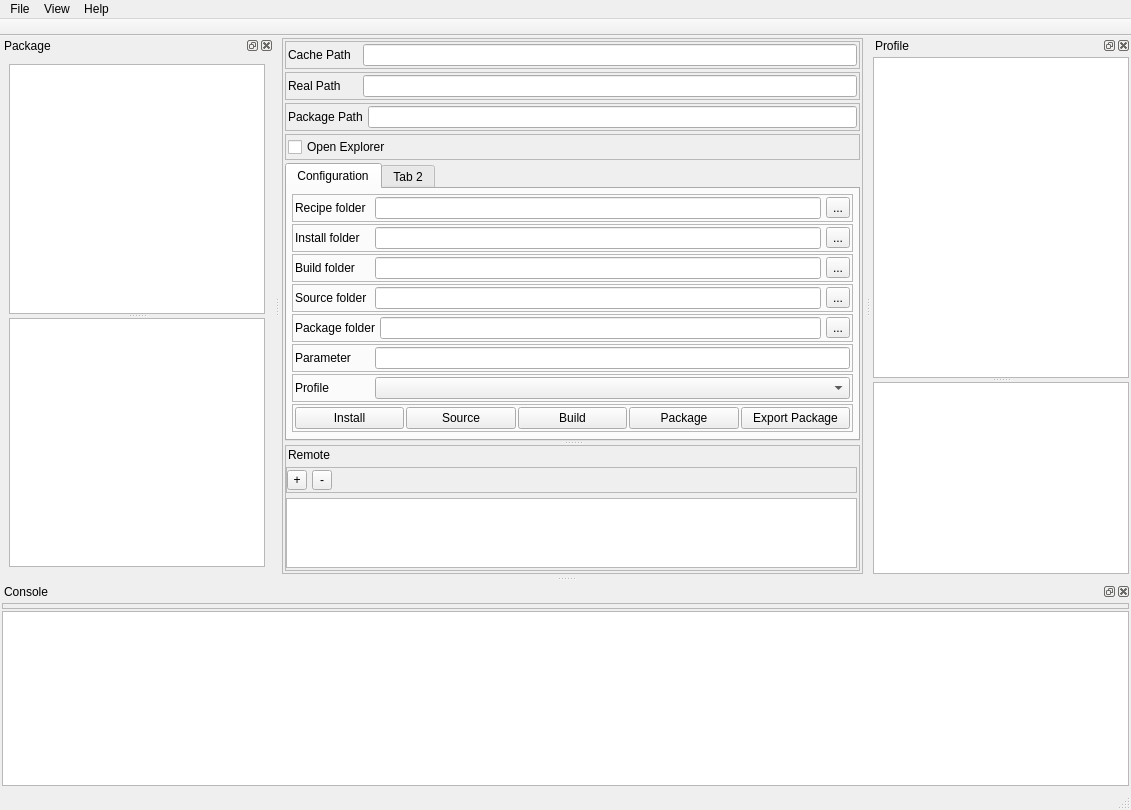
This is assets/ui/main_window.ui in afri-bit/conan-guide as Qt 5 draws it before an edit. The edited form follows.
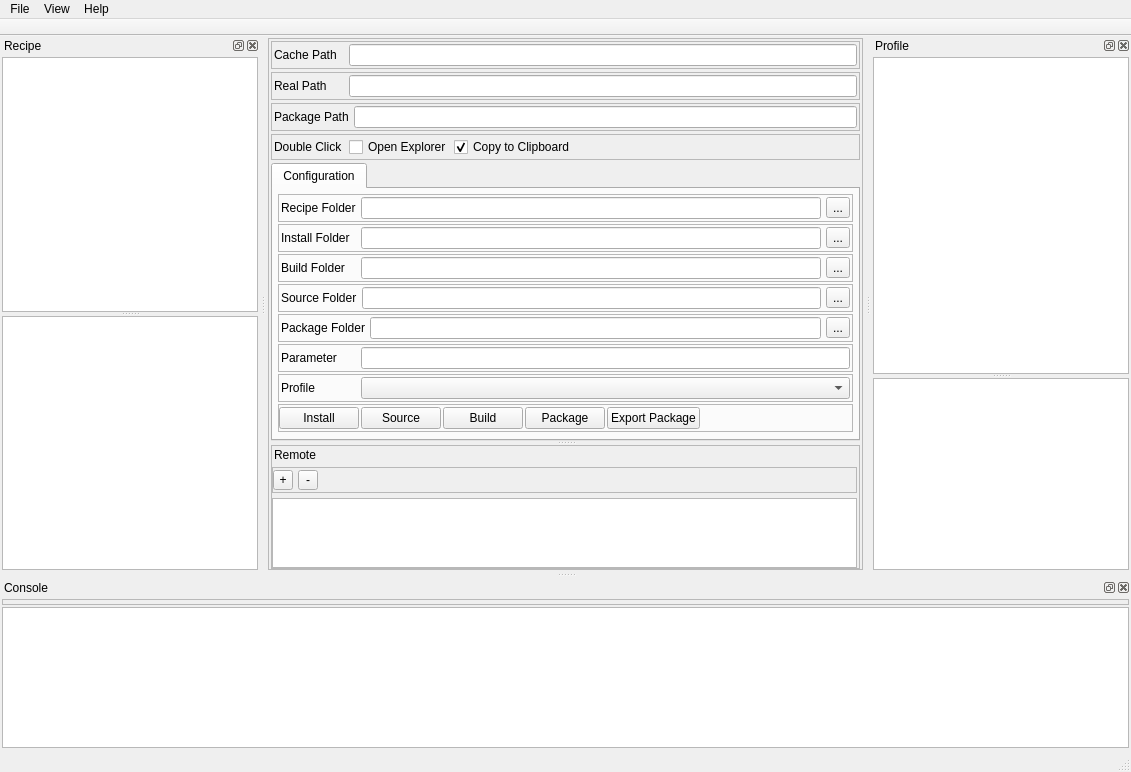
This is the edited form. The open tabs and pages were chosen to show the change.

Commit message:
Finished up the first draft of GUI functionalities
- Added conan recipe inspect information
- Added signal slot for dock widget for show/hidden widget in combination with action button
- Added progress bar in the status bar

The edit to the form file:
```diff
--- a/assets/ui/main_window.ui
+++ b/assets/ui/main_window.ui
@@ -10,7 +10,7 @@
     <x>0</x>
     <y>0</y>
     <width>1131</width>
-    <height>810</height>
+    <height>772</height>
    </rect>
   </property>
   <property name="minimumSize">
@@ -64,7 +64,7 @@
         <number>2</number>
        </property>
        <property name="bottomMargin">
-        <number>2</number>
+        <number>0</number>
        </property>
        <item>
         <widget class="QFrame" name="frame">
@@ -249,8 +249,27 @@
           <property name="bottomMargin">
            <number>2</number>
           </property>
+          <item>
+           <widget class="QLabel" name="label_10">
+            <property name="maximumSize">
+             <size>
+              <width>70</width>
+              <height>16777215</height>
+             </size>
+            </property>
+            <property name="text">
+             <string>Double Click</string>
+            </property>
+           </widget>
+          </item>
           <item>
            <widget class="QCheckBox" name="checkBoxOpenExplorer">
+            <property name="maximumSize">
+             <size>
+              <width>100</width>
+              <height>16777215</height>
+             </size>
+            </property>
             <property name="text">
              <string>Open Explorer</string>
             </property>
@@ -259,6 +278,16 @@
             </property>
            </widget>
           </item>
+          <item>
+           <widget class="QCheckBox" name="checkBoxCopyClipboard">
+            <property name="text">
+             <string>Copy to Clipboard</string>
+            </property>
+            <property name="checked">
+             <bool>true</bool>
+            </property>
+           </widget>
+          </item>
          </layout>
         </widget>
        </item>
@@ -268,6 +297,9 @@
           <enum>Qt::Vertical</enum>
          </property>
          <widget class="QTabWidget" name="tabWidget">
+          <property name="enabled">
+           <bool>true</bool>
+          </property>
           <property name="sizePolicy">
            <sizepolicy hsizetype="Expanding" vsizetype="Expanding">
             <horstretch>0</horstretch>
@@ -281,7 +313,10 @@
            </size>
           </property>
           <property name="currentIndex">
-           <number>1</number>
+           <number>0</number>
+          </property>
+          <property name="movable">
+           <bool>true</bool>
           </property>
           <widget class="QWidget" name="tab">
            <attribute name="title">
@@ -336,7 +371,7 @@
                   </size>
                  </property>
                  <property name="text">
-                  <string>Recipe folder</string>
+                  <string>Recipe Folder</string>
                  </property>
                 </widget>
                </item>
@@ -390,7 +425,7 @@
                   </size>
                  </property>
                  <property name="text">
-                  <string>Install folder</string>
+                  <string>Install Folder</string>
                  </property>
                 </widget>
                </item>
@@ -440,7 +475,7 @@
                   </size>
                  </property>
                  <property name="text">
-                  <string>Build folder</string>
+                  <string>Build Folder</string>
                  </property>
                 </widget>
                </item>
@@ -490,7 +525,7 @@
                   </size>
                  </property>
                  <property name="text">
-                  <string>Source folder</string>
+                  <string>Source Folder</string>
                  </property>
                 </widget>
                </item>
@@ -540,7 +575,7 @@
                   </size>
                  </property>
                  <property name="text">
-                  <string>Package folder</string>
+                  <string>Package Folder</string>
                  </property>
                 </widget>
                </item>
@@ -662,7 +697,7 @@
                 <number>2</number>
                </property>
                <property name="leftMargin">
-                <number>2</number>
+                <number>0</number>
                </property>
                <property name="topMargin">
                 <number>2</number>
@@ -708,6 +743,19 @@
                  </property>
                 </widget>
                </item>
+               <item>
+                <spacer name="horizontalSpacer_2">
+                 <property name="orientation">
+                  <enum>Qt::Horizontal</enum>
+                 </property>
+                 <property name="sizeHint" stdset="0">
+                  <size>
+                   <width>40</width>
+                   <height>20</height>
+                  </size>
+                 </property>
+                </spacer>
+               </item>
               </layout>
              </widget>
             </item>
@@ -726,11 +774,6 @@
             </item>
            </layout>
           </widget>
-          <widget class="QWidget" name="tab_2">
-           <attribute name="title">
-            <string>Tab 2</string>
-           </attribute>
-          </widget>
          </widget>
          <widget class="QFrame" name="frame_6">
           <property name="frameShape">
@@ -753,7 +796,7 @@
             <number>2</number>
            </property>
            <property name="bottomMargin">
-            <number>2</number>
+            <number>0</number>
            </property>
            <item>
             <widget class="QLabel" name="label_4">
@@ -847,7 +890,11 @@
             </widget>
            </item>
            <item>
-            <widget class="QTableView" name="tableViewRemoteList"/>
+            <widget class="QTableView" name="tableViewRemoteList">
+             <property name="horizontalScrollMode">
+              <enum>QAbstractItemView::ScrollPerPixel</enum>
+             </property>
+            </widget>
            </item>
           </layout>
          </widget>
@@ -889,19 +936,41 @@
    <addaction name="menuView"/>
    <addaction name="menuHelp"/>
   </widget>
-  <widget class="QStatusBar" name="statusBar"/>
-  <widget class="QDockWidget" name="dockWidget_2">
+  <widget class="QStatusBar" name="statusBar">
+   <property name="maximumSize">
+    <size>
+     <width>16777215</width>
+     <height>16777215</height>
+    </size>
+   </property>
+  </widget>
+  <widget class="QDockWidget" name="dockWidgetRecipe">
    <property name="enabled">
     <bool>true</bool>
    </property>
    <property name="windowTitle">
-    <string>Package</string>
+    <string>Recipe</string>
    </property>
    <attribute name="dockWidgetArea">
     <number>1</number>
    </attribute>
    <widget class="QWidget" name="dockWidgetContents_3">
     <layout class="QVBoxLayout" name="verticalLayout_2">
+     <property name="spacing">
+      <number>5</number>
+     </property>
+     <property name="leftMargin">
+      <number>2</number>
+     </property>
+     <property name="topMargin">
+      <number>2</number>
+     </property>
+     <property name="rightMargin">
+      <number>2</number>
+     </property>
+     <property name="bottomMargin">
+      <number>2</number>
+     </property>
      <item>
       <widget class="QSplitter" name="splitter_3">
        <property name="orientation">
```
Left out of the diff: 96 changed lines with no effect on the pictures. The commit also changes 4 other files.
